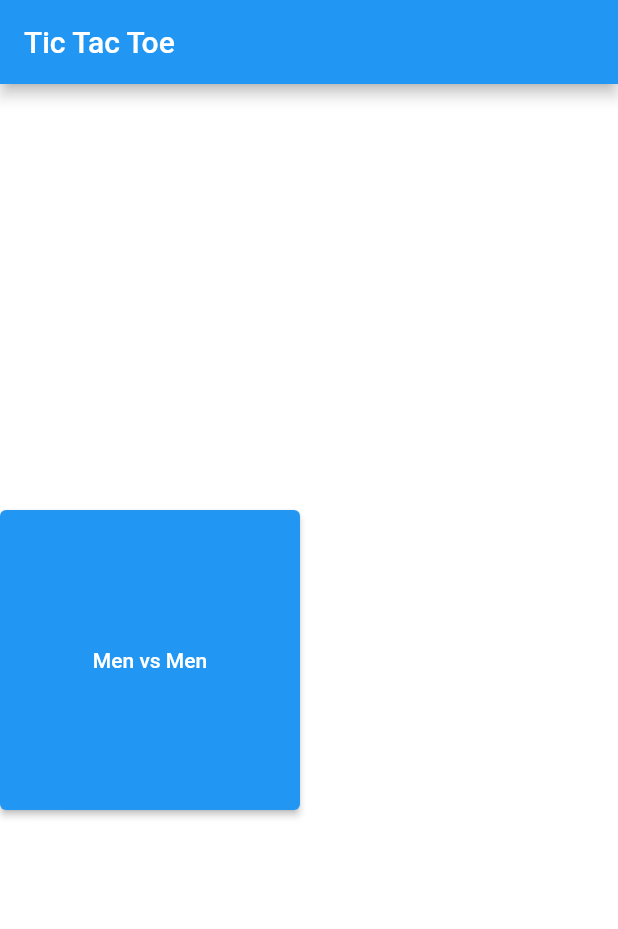
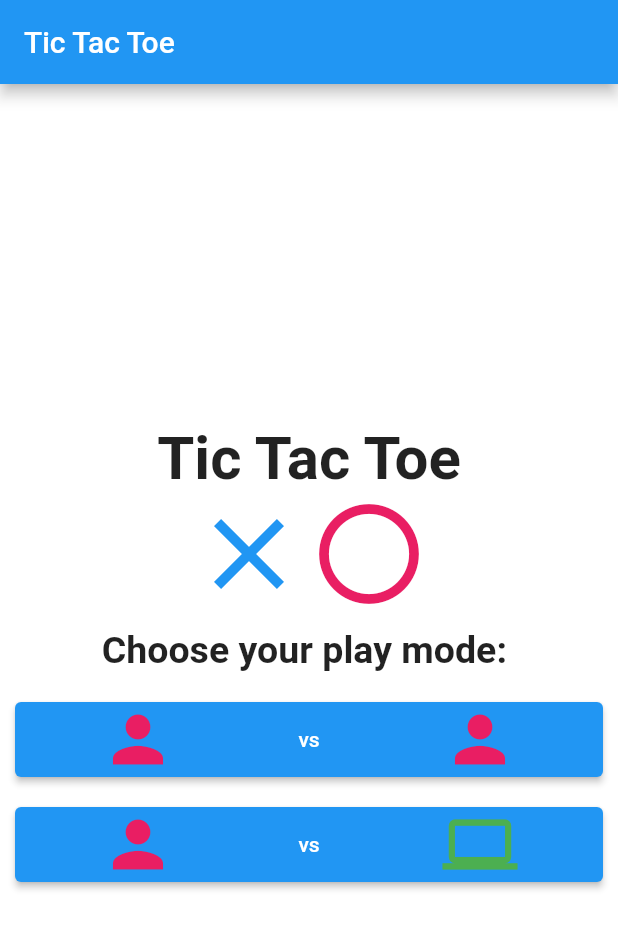
Before and after one commit to wojciechcoder99/flutter-projects, a Flutter app: the screen it shows after launch, on a phone screen of 412 x 824 dp. Shown: the top 929 px of the screen. Run offline on Flutter 3.47's test engine with Material 2 defaults, Android fonts, the phone set to English and light mode, and no system bars.

Commit message:
Improved game

```diff
--- a/tic_tac_toe_game/lib/main.dart
+++ b/tic_tac_toe_game/lib/main.dart
@@ -4,9 +4,11 @@ import 'package:flutter_complete_guide/start-menu.dart';
 
 Future main() async {
   WidgetsFlutterBinding.ensureInitialized();
-  await SystemChrome.setPreferredOrientations([
+   await SystemChrome.setPreferredOrientations([
+    DeviceOrientation.landscapeLeft,
+    DeviceOrientation.landscapeRight,
+    DeviceOrientation.portraitDown,
     DeviceOrientation.portraitUp,
-    DeviceOrientation.portraitDown,
   ]);
 
   runApp(TicTacToeGame());
--- a/tic_tac_toe_game/lib/start-menu.dart
+++ b/tic_tac_toe_game/lib/start-menu.dart
@@ -15,18 +15,80 @@ class StartMenu extends StatelessWidget {
         ),
         body: Column(
           mainAxisAlignment: MainAxisAlignment.center,
+          crossAxisAlignment: CrossAxisAlignment.center,
           children: [
-            ConstrainedBox(
-                constraints: BoxConstraints.expand(height: 200, width: 200),
-                child: Container(
-                  child: ElevatedButton(
-                    child: Text('Men vs Men'),
+            Container(
+              child: Text('Tic Tac Toe', style: TextStyle(fontSize:40, fontWeight: FontWeight.bold))),
+              Container(
+                child: Row(
+                  mainAxisAlignment: MainAxisAlignment.center,
+                  children: [
+                    Icon(
+                        Icons.close,
+                        color: Colors.blue,
+                        size: 80.0,
+                      ),
+                      Icon(
+                        Icons.circle_outlined,
+                        color: Colors.pink,
+                        size: 80.0,
+                      ),
+                  ],
+                )
+              ),
+            Container(
+              padding: EdgeInsets.all(10.0),
+              child: Text('Choose your play mode: ', style: TextStyle(fontSize: 25, fontWeight: FontWeight.bold))),
+           Container(
+                  padding: EdgeInsets.all(10.0),
+                    child:ElevatedButton(
+                    child: Row(
+                      mainAxisAlignment: MainAxisAlignment.spaceAround,
+                      children: [
+                          Icon(
+                                Icons.person,
+                                color: Colors.pink,
+                                size: 50.0,
+                              ),
+                              Text('vs'),
+                              Icon(
+                                Icons.person,
+                                color: Colors.pink,
+                                size: 50.0,
+                              ),
+                      ],
+                    ),
                     onPressed: () {
                       Navigator.of(context).push(
                           MaterialPageRoute(builder: (_) => GamePage(title: 'Tic Tac Toe')));
                     },
                   ),
-                ))
+            ),
+                Container(
+                  padding: EdgeInsets.all(10.0),
+                    child: ElevatedButton(
+                    child: Row(
+                      mainAxisAlignment: MainAxisAlignment.spaceAround,
+                      children: [
+                          Icon(
+                                Icons.person,
+                                color: Colors.pink,
+                                size: 50.0,
+                                semanticLabel: 'Text to announce in accessibility modes',
+                              ),
+                              Text('vs'),
+                              Icon(
+                                Icons.computer,
+                                color: Colors.green,
+                                size: 50.0,
+                              ),
+                      ],),
+                    onPressed: () {
+                      Navigator.of(context).push(
+                          MaterialPageRoute(builder: (_) => GamePage(title: 'Tic Tac Toe')));
+                    },
+                  ),
+                )
           ],
         ));
   }
```
Also changed, not shown: tic_tac_toe_game/lib/game-page.dart (+50 -7 lines), tic_tac_toe_game/lib/utils.dart (+7 -5 lines).
